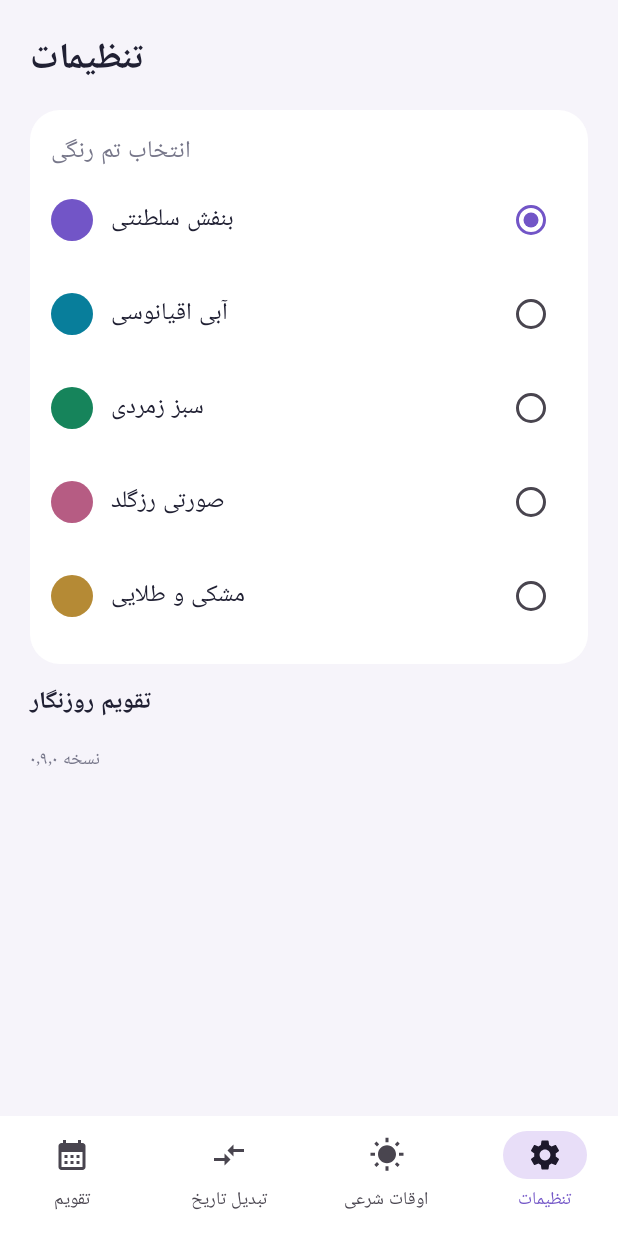
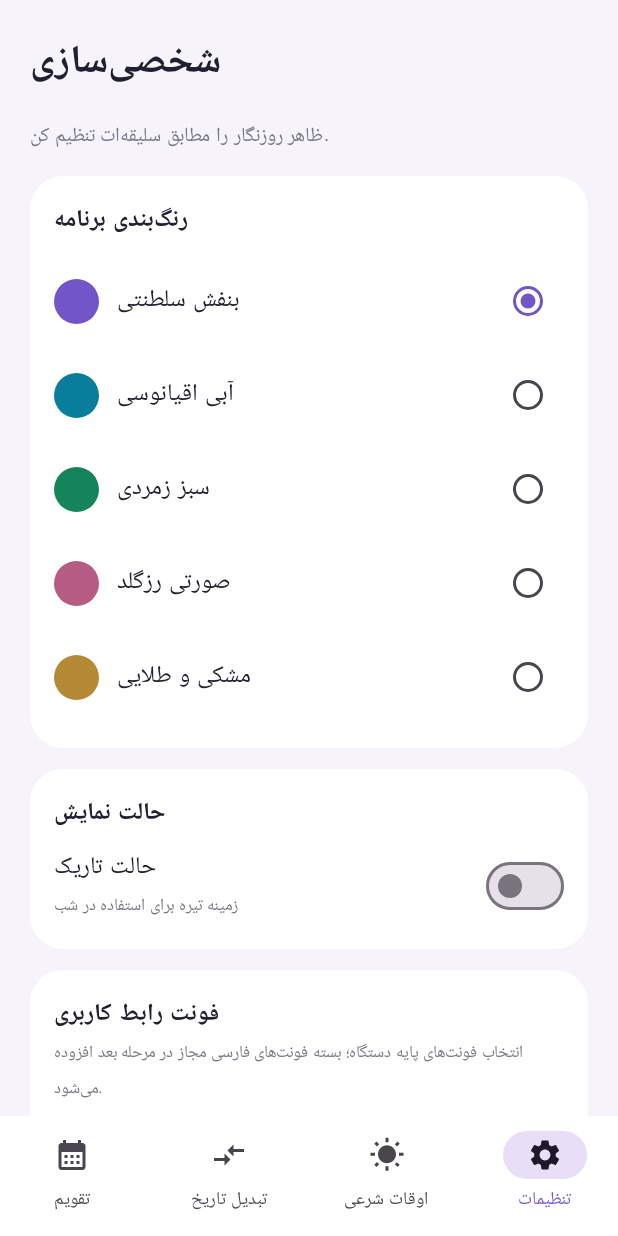
Before and after one commit to mohsen64ehsani-beep/PersianCalendarApp, an Android app built with Jetpack Compose: the screen it shows after launch (MainActivity), item 4 of the bottom bar chosen, on a phone screen of 412 x 824 dp. Run offline under Robolectric (Android 15) with nearby library versions, the phone set to English and light mode, and no system bars.

Commit message:
Add app-wide dark mode and typography settings

```diff
--- a/app/src/main/java/ir/persiancalendar/app/MainActivity.kt
+++ b/app/src/main/java/ir/persiancalendar/app/MainActivity.kt
@@ -43,10 +43,14 @@ class MainActivity : ComponentActivity() {
     }
 }
 
-private val Ink = Color(0xFF202033)
-private val Muted = Color(0xFF77778A)
+private data class DayPalette(val ink: Color, val muted: Color, val canvas: Color, val surface: Color)
+private val LocalDayPalette = androidx.compose.runtime.staticCompositionLocalOf {
+    DayPalette(Color(0xFF202033), Color(0xFF77778A), Color(0xFFF6F4FA), Color.White)
+}
+private val Ink: Color @Composable get() = LocalDayPalette.current.ink
+private val Muted: Color @Composable get() = LocalDayPalette.current.muted
+private val CanvasColor: Color @Composable get() = LocalDayPalette.current.canvas
 private val Purple = Color(0xFF7255C7)
-private val CanvasColor = Color(0xFFF6F4FA)
 private val MonthNames = listOf("فروردین", "اردیبهشت", "خرداد", "تیر", "مرداد", "شهریور", "مهر", "آبان", "آذر", "دی", "بهمن", "اسفند")
 private val WeekDays = listOf("شنبه", "یکشنبه", "دوشنبه", "سه‌شنبه", "چهارشنبه", "پنجشنبه", "جمعه")
 private val PersianDigits = "۰۱۲۳۴۵۶۷۸۹"
@@ -61,9 +65,21 @@ private fun persianCalendar(): Calendar =
 private fun PersianCalendarApp() {
     val context = LocalContext.current
     var selectedTab by remember { mutableIntStateOf(0) }
-    var themeIndex by remember { mutableIntStateOf(context.getSharedPreferences("daynegar", 0).getInt("theme", 0).coerceIn(0, 4)) }
+    val preferences = remember { context.getSharedPreferences("daynegar", 0) }
+    var themeIndex by remember { mutableIntStateOf(preferences.getInt("theme", 0).coerceIn(0, 4)) }
+    var darkMode by remember { mutableStateOf(preferences.getBoolean("dark_mode", false)) }
+    var fontChoice by remember { mutableIntStateOf(preferences.getInt("font_choice", 0).coerceIn(0, 2)) }
     val accent = listOf(Purple, Color(0xFF087E9B), Color(0xFF16845B), Color(0xFFB65C83), Color(0xFFB58A35))[themeIndex]
-    MaterialTheme(colorScheme = lightColorScheme(primary = accent, secondary = accent, tertiary = accent)) {
+    val palette = if (darkMode) DayPalette(Color(0xFFF1EFF8), Color(0xFFB8B4C7), Color(0xFF15141B), Color(0xFF24222D))
+        else DayPalette(Color(0xFF202033), Color(0xFF77778A), Color(0xFFF6F4FA), Color.White)
+    val colors = if (darkMode) darkColorScheme(primary = accent, secondary = accent, tertiary = accent,
+        background = palette.canvas, surface = palette.surface, onBackground = palette.ink, onSurface = palette.ink)
+        else lightColorScheme(primary = accent, secondary = accent, tertiary = accent,
+        background = palette.canvas, surface = palette.surface, onBackground = palette.ink, onSurface = palette.ink)
+    val selectedFont = when (fontChoice) { 1 -> androidx.compose.ui.text.font.FontFamily.Serif; 2 -> androidx.compose.ui.text.font.FontFamily.Monospace; else -> androidx.compose.ui.text.font.FontFamily.SansSerif }
+    CompositionLocalProvider(LocalDayPalette provides palette, androidx.compose.material3.LocalContentColor provides palette.ink) {
+    MaterialTheme(colorScheme = colors) {
+        CompositionLocalProvider(androidx.compose.material.LocalTextStyle provides androidx.compose.material.LocalTextStyle.current.copy(fontFamily = selectedFont)) {
         Scaffold(
             containerColor = CanvasColor,
             bottomBar = {
@@ -80,10 +96,12 @@ private fun PersianCalendarApp() {
                     0 -> CalendarHome(accent)
                     1 -> DateConverter(accent)
                     2 -> IranClockPage(accent)
-                    else -> SettingsPage(themeIndex, { themeIndex = it; context.getSharedPreferences("daynegar", 0).edit().putInt("theme", it).apply() }, accent)
+                    else -> SettingsPage(themeIndex, { themeIndex = it; preferences.edit().putInt("theme", it).apply() }, darkMode, { darkMode = it; preferences.edit().putBoolean("dark_mode", it).apply() }, fontChoice, { fontChoice = it; preferences.edit().putInt("font_choice", it).apply() }, accent)
                 }
             }
         }
+        }
+    }
     }
 }
 
@@ -434,20 +452,59 @@ private fun IranClockPage(accent: Color){
     }
 }
 @Composable
-private fun SettingsPage(themeIndex:Int,onTheme:(Int)->Unit,accent:Color){
-    val palette=listOf(Color(0xFF7255C7),Color(0xFF087E9B),Color(0xFF16845B),Color(0xFFB65C83),Color(0xFFB58A35))
-    val names=listOf("بنفش سلطنتی","آبی اقیانوسی","سبز زمردی","صورتی رزگلد","مشکی و طلایی")
-    Column(Modifier.fillMaxSize().padding(20.dp),verticalArrangement=Arrangement.spacedBy(12.dp)){
-        Text("تنظیمات",color=Ink,fontSize=24.sp,fontWeight=FontWeight.Bold)
-        Card(colors=CardDefaults.cardColors(containerColor=Color.White),shape=RoundedCornerShape(20.dp)){
-            Column(Modifier.padding(14.dp)){Text("انتخاب تم رنگی",color=Muted); names.forEachIndexed{index,name->
-                Row(Modifier.fillMaxWidth().clickable{onTheme(index)}.padding(vertical=7.dp),verticalAlignment=Alignment.CenterVertically){
-                    Box(Modifier.size(28.dp).background(palette[index],CircleShape)); Text(name,Modifier.weight(1f).padding(start=12.dp),color=Ink)
-                    RadioButton(selected=themeIndex==index,onClick={onTheme(index)},colors=RadioButtonDefaults.colors(selectedColor=accent))
+private fun SettingsPage(
+    themeIndex: Int,
+    onTheme: (Int) -> Unit,
+    darkMode: Boolean,
+    onDarkMode: (Boolean) -> Unit,
+    fontChoice: Int,
+    onFont: (Int) -> Unit,
+    accent: Color
+) {
+    val palette = listOf(Color(0xFF7255C7), Color(0xFF087E9B), Color(0xFF16845B), Color(0xFFB65C83), Color(0xFFB58A35))
+    val names = listOf("بنفش سلطنتی", "آبی اقیانوسی", "سبز زمردی", "صورتی رزگلد", "مشکی و طلایی")
+    val surface = MaterialTheme.colorScheme.surface
+    Column(Modifier.fillMaxSize().verticalScroll(rememberScrollState()).padding(20.dp), verticalArrangement = Arrangement.spacedBy(14.dp)) {
+        Text("شخصی‌سازی", color = Ink, fontSize = 26.sp, fontWeight = FontWeight.ExtraBold)
+        Text("ظاهر روزنگار را مطابق سلیقه‌ات تنظیم کن.", color = Muted, fontSize = 13.sp)
+        Card(colors = CardDefaults.cardColors(containerColor = surface), shape = RoundedCornerShape(22.dp)) {
+            Column(Modifier.padding(16.dp)) {
+                Text("رنگ‌بندی برنامه", color = Ink, fontWeight = FontWeight.Bold)
+                Spacer(Modifier.height(8.dp))
+                names.forEachIndexed { index, name ->
+                    Row(Modifier.fillMaxWidth().clickable { onTheme(index) }.padding(vertical = 7.dp), verticalAlignment = Alignment.CenterVertically) {
+                        Box(Modifier.size(30.dp).background(palette[index], CircleShape))
+                        Text(name, Modifier.weight(1f).padding(start = 12.dp), color = Ink)
+                        RadioButton(selected = themeIndex == index, onClick = { onTheme(index) }, colors = RadioButtonDefaults.colors(selectedColor = accent))
+                    }
                 }
-            }}
+            }
         }
-        Text("تقویم روزنگار",color=Ink,fontWeight=FontWeight.SemiBold); Text("نسخه ۰٫۹٫۰",color=Muted,fontSize=12.sp)
+        Card(colors = CardDefaults.cardColors(containerColor = surface), shape = RoundedCornerShape(22.dp)) {
+            Column(Modifier.padding(16.dp)) {
+                Text("حالت نمایش", color = Ink, fontWeight = FontWeight.Bold)
+                Row(Modifier.fillMaxWidth().padding(top = 8.dp), verticalAlignment = Alignment.CenterVertically) {
+                    Column(Modifier.weight(1f)) {
+                        Text("حالت تاریک", color = Ink)
+                        Text("زمینه تیره برای استفاده در شب", color = Muted, fontSize = 11.sp)
+                    }
+                    Switch(checked = darkMode, onCheckedChange = onDarkMode)
+                }
+            }
+        }
+        Card(colors = CardDefaults.cardColors(containerColor = surface), shape = RoundedCornerShape(22.dp)) {
+            Column(Modifier.padding(16.dp)) {
+                Text("فونت رابط کاربری", color = Ink, fontWeight = FontWeight.Bold)
+                Text("انتخاب فونت‌های پایه دستگاه؛ بسته فونت‌های فارسی مجاز در مرحله بعد افزوده می‌شود.", color = Muted, fontSize = 11.sp)
+                listOf("ساده", "سریف", "تک‌فاصله").forEachIndexed { index, label ->
+                    Row(Modifier.fillMaxWidth().clickable { onFont(index) }.padding(vertical = 6.dp), verticalAlignment = Alignment.CenterVertically) {
+                        Text(label, Modifier.weight(1f), color = Ink)
+                        RadioButton(selected = fontChoice == index, onClick = { onFont(index) }, colors = RadioButtonDefaults.colors(selectedColor = accent))
+                    }
+                }
+            }
+        }
+        Text("روزنگار · نسخه توسعه", color = Muted, fontSize = 11.sp)
     }
 }
 
```
